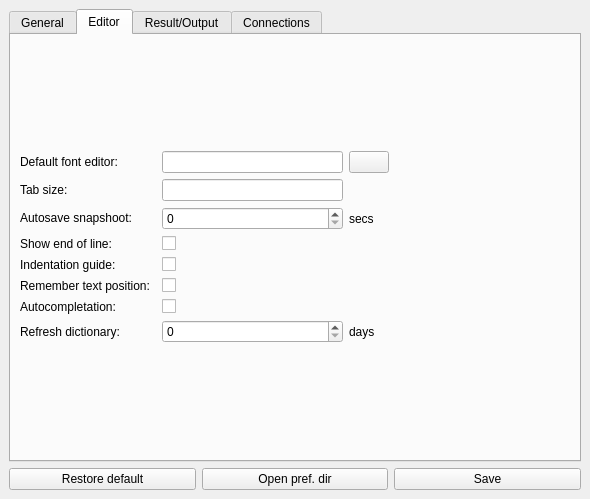
The window that source/qtdesigner/preferences_ui.ui (MValaguz/MSql) describes before a commit, drawn with Qt 5.
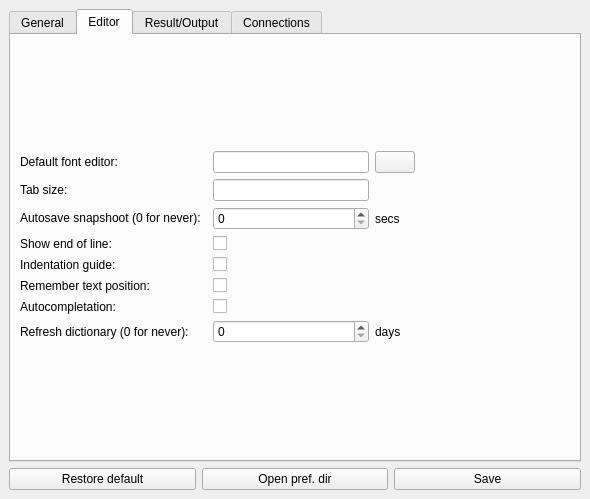
The same window after the commit. The open tabs and pages were chosen to show the change. Icons and pictures are not drawn.

```diff
--- a/source/qtdesigner/preferences_ui.ui
+++ b/source/qtdesigner/preferences_ui.ui
@@ -276,7 +276,7 @@
           <item row="5" column="0">
            <widget class="QLabel" name="label_18">
             <property name="text">
-             <string>&lt;html&gt;&lt;head/&gt;&lt;body&gt;&lt;p&gt;Autosave snapshoot:&lt;/p&gt;&lt;/body&gt;&lt;/html&gt;</string>
+             <string>&lt;html&gt;&lt;head/&gt;&lt;body&gt;&lt;p&gt;Autosave snapshoot (0 for never):&lt;/p&gt;&lt;/body&gt;&lt;/html&gt;</string>
             </property>
             <property name="buddy">
              <cstring>e_autosave_snapshoot_interval</cstring>
@@ -311,7 +311,7 @@
           <item row="10" column="0">
            <widget class="QLabel" name="l_refresh_dictionary_1">
             <property name="text">
-             <string>Refresh dictionary:</string>
+             <string>Refresh dictionary (0 for never):</string>
             </property>
            </widget>
           </item>
```
Left out of the diff: 2 changed lines with no effect on the pictures.
